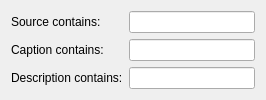
First picture: the form in client/src/ui/widgets/business/custom_business_event_widget.ui, repository networkoptix/nx_open, before the edit.
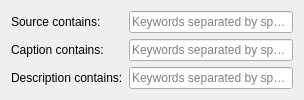
Second picture: the form after the edit.

Commit message:
(VMS-1049) - Provide an ability to add substrings as a filter for Generic Events
<==== Mercurial data ====>
Branch: dev_2.4.1

```diff
--- a/client/src/ui/widgets/business/custom_business_event_widget.ui
+++ b/client/src/ui/widgets/business/custom_business_event_widget.ui
@@ -6,8 +6,8 @@
    <rect>
     <x>0</x>
     <y>0</y>
-    <width>266</width>
-    <height>86</height>
+    <width>304</width>
+    <height>92</height>
    </rect>
   </property>
   <property name="windowTitle">
@@ -24,7 +24,11 @@
       </widget>
      </item>
      <item row="0" column="1">
-      <widget class="QLineEdit" name="deviceNameEdit"/>
+      <widget class="QLineEdit" name="deviceNameEdit">
+       <property name="placeholderText">
+        <string>Keywords separated by space</string>
+       </property>
+      </widget>
      </item>
      <item row="1" column="0">
       <widget class="QLabel" name="label_2">
@@ -34,7 +38,11 @@
       </widget>
      </item>
      <item row="1" column="1">
-      <widget class="QLineEdit" name="captionEdit"/>
+      <widget class="QLineEdit" name="captionEdit">
+       <property name="placeholderText">
+        <string>Keywords separated by space</string>
+       </property>
+      </widget>
      </item>
      <item row="2" column="0">
       <widget class="QLabel" name="label_3">
@@ -44,7 +52,11 @@
       </widget>
      </item>
      <item row="2" column="1">
-      <widget class="QLineEdit" name="descriptionEdit"/>
+      <widget class="QLineEdit" name="descriptionEdit">
+       <property name="placeholderText">
+        <string>Keywords separated by space</string>
+       </property>
+      </widget>
      </item>
     </layout>
    </item>
```
